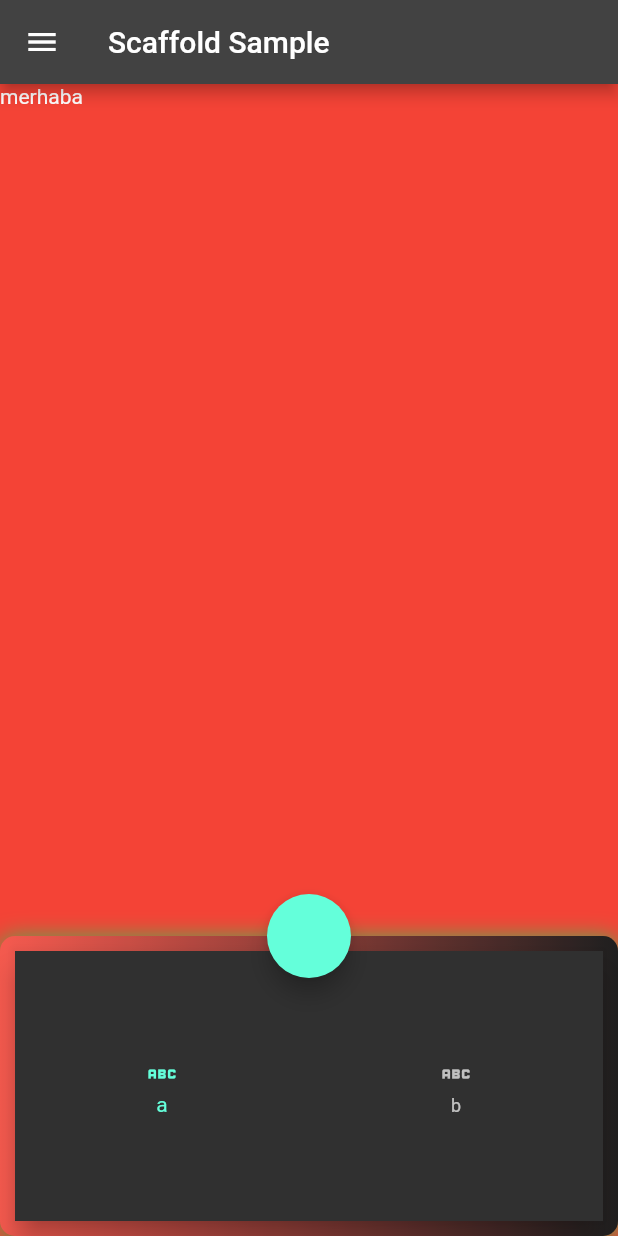
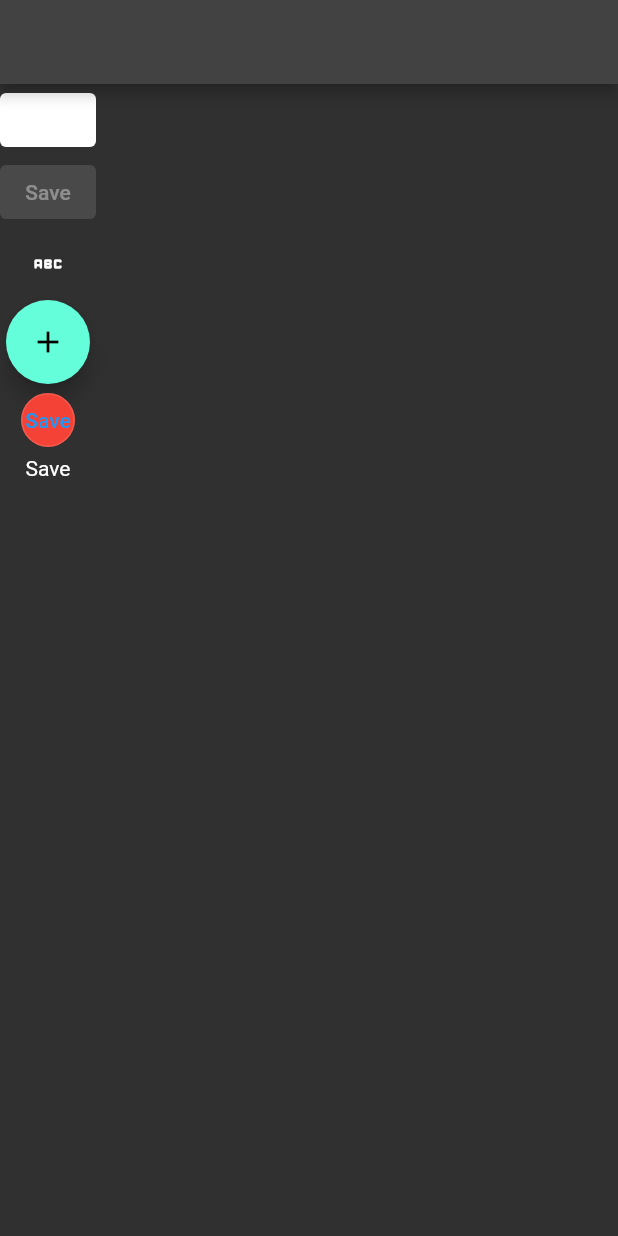
Before and after one commit to aliterliksiz/FlutterTutorial, a Flutter app: the screen it shows after launch, on a phone screen of 412 x 824 dp. Run offline on Flutter 3.47's test engine with Material 2 defaults, Android fonts, the phone set to English and light mode, and no system bars.

Commit message:
Button => until 19th minute lesson #3

```diff
--- /dev/null
+++ b/lib/101/button_learn.dart
@@ -0,0 +1,61 @@
+import 'package:flutter/material.dart';
+
+class ButtonLearn extends StatelessWidget {
+  const ButtonLearn({Key? key}) : super(key: key);
+
+  @override
+  Widget build(BuildContext context) {
+    return Scaffold(
+      appBar: AppBar(),
+      body: Column(
+        children: [
+          TextButton(
+            child: Text(
+              'Save',
+              style: Theme.of(context).textTheme.subtitle1,
+            ),
+            style: ButtonStyle(
+                backgroundColor: MaterialStateProperty.resolveWith((states) {
+              if (states.contains(MaterialState.pressed)) {
+                return Colors.green;
+              }
+              return Colors.white;
+            })),
+            onPressed: () {},
+          ),
+          ElevatedButton(
+            onPressed:
+                null, // onPressed özelliğine null atayınca disable buton disable olur
+            child: const Text('Save'),
+          ),
+          IconButton(
+            onPressed: () {},
+            icon: const Icon(Icons.abc_rounded),
+          ),
+          FloatingActionButton(
+            onPressed: () {
+              //servise istek at
+              //sayfanın rengini düzenle
+            },
+            child: const Icon(Icons.add),
+          ),
+          OutlinedButton(
+            style: OutlinedButton.styleFrom(
+                backgroundColor: Colors.red,
+                padding: EdgeInsets.all(10),
+                shape: CircleBorder()),
+            onPressed: () {},
+            child: const Text('Save'),
+          ),
+          InkWell(
+            onTap: () {},
+            child: const Text('Save'),
+          ),
+        ],
+      ),
+    );
+  }
+}
+
+// Borders:
+// CircleBorder(), RoundedRectangleBorder()
--- a/lib/main.dart
+++ b/lib/main.dart
@@ -1,4 +1,5 @@
 import 'package:flutter/material.dart';
+import 'package:flutter_application_1/101/button_learn.dart';
 import 'package:flutter_application_1/101/container_sized_box_learn.dart';
 import 'package:flutter_application_1/101/scaffold_learn.dart';
 import 'package:flutter_application_1/101/text_learn_view.dart';
@@ -17,7 +18,7 @@ class MyApp extends StatelessWidget {
       title: 'Flutter Demo',
       debugShowCheckedModeBanner: false,
       theme: ThemeData.dark(),
-      home: ScaffoldLearnView(),
+      home: ButtonLearn(),
     );
   }
 }
```
